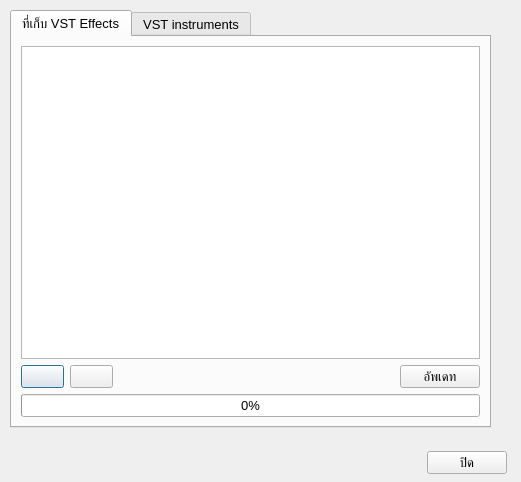
Qt form Dialogs/VSTDirsDialog.ui (pie62/HandyKaraoke) before a commit.
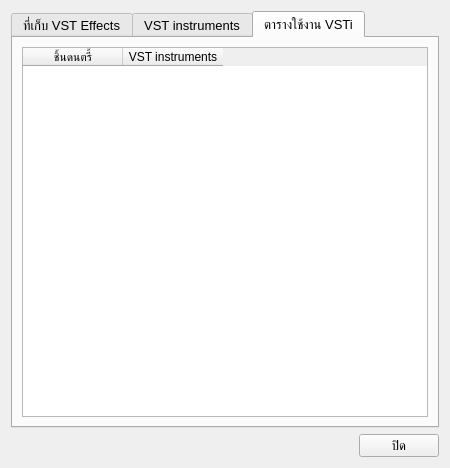
The same form after that commit. The open tabs and pages were chosen to show the change. Icons and pictures are not drawn.

Diff of the .ui file:
```diff
--- a/Dialogs/VSTDirsDialog.ui
+++ b/Dialogs/VSTDirsDialog.ui
@@ -6,14 +6,14 @@
    <rect>
     <x>0</x>
     <y>0</y>
-    <width>521</width>
-    <height>482</height>
+    <width>450</width>
+    <height>468</height>
    </rect>
   </property>
   <property name="minimumSize">
    <size>
-    <width>400</width>
-    <height>300</height>
+    <width>450</width>
+    <height>0</height>
    </size>
   </property>
   <property name="font">
@@ -27,15 +27,9 @@
   <property name="locale">
    <locale language="English" country="UnitedStates"/>
   </property>
+  <layout class="QVBoxLayout" name="verticalLayout_8">
+   <item>
   <widget class="QTabWidget" name="tabWidget">
-   <property name="geometry">
-    <rect>
-     <x>10</x>
-     <y>10</y>
-     <width>481</width>
-     <height>418</height>
-    </rect>
-   </property>
    <property name="currentIndex">
     <number>1</number>
    </property>
@@ -539,16 +533,42 @@
      </item>
     </layout>
    </widget>
-  </widget>
-  <widget class="QWidget" name="layoutWidget">
-   <property name="geometry">
-    <rect>
-     <x>10</x>
-     <y>450</y>
-     <width>497</width>
-     <height>26</height>
-    </rect>
-   </property>
+     <widget class="QWidget" name="tab_3">
+      <attribute name="title">
+       <string>ตารางใช้งาน VSTi</string>
+      </attribute>
+      <layout class="QVBoxLayout" name="verticalLayout_7">
+       <item>
+        <widget class="QTableWidget" name="tableVSTiUsed">
+         <property name="contextMenuPolicy">
+          <enum>Qt::CustomContextMenu</enum>
+         </property>
+         <property name="editTriggers">
+          <set>QAbstractItemView::NoEditTriggers</set>
+         </property>
+         <property name="selectionBehavior">
+          <enum>QAbstractItemView::SelectRows</enum>
+         </property>
+         <attribute name="verticalHeaderDefaultSectionSize">
+          <number>23</number>
+         </attribute>
+         <column>
+          <property name="text">
+           <string>ชิ้นดนตรี้</string>
+          </property>
+         </column>
+         <column>
+          <property name="text">
+           <string>VST instruments</string>
+          </property>
+         </column>
+        </widget>
+       </item>
+      </layout>
+     </widget>
+    </widget>
+   </item>
+   <item>
    <layout class="QHBoxLayout" name="horizontalLayout_3">
     <item>
      <spacer name="horizontalSpacer_3">
@@ -571,7 +591,8 @@
      </widget>
     </item>
    </layout>
-  </widget>
+   </item>
+  </layout>
  </widget>
  <resources>
   <include location="../icons.qrc"/>
```
Left out of the diff: 2 changed lines with no effect on the pictures. Lines whose indentation alone changed are shown as unchanged.
